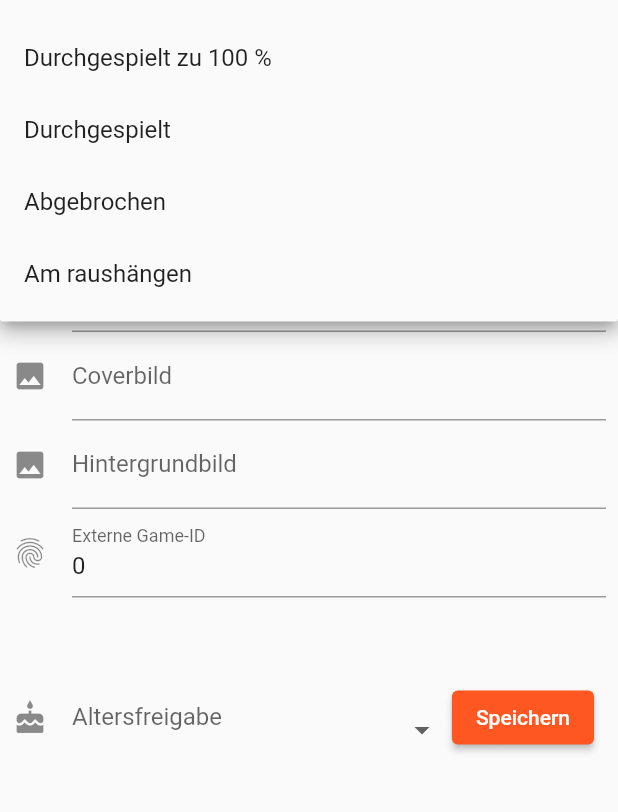
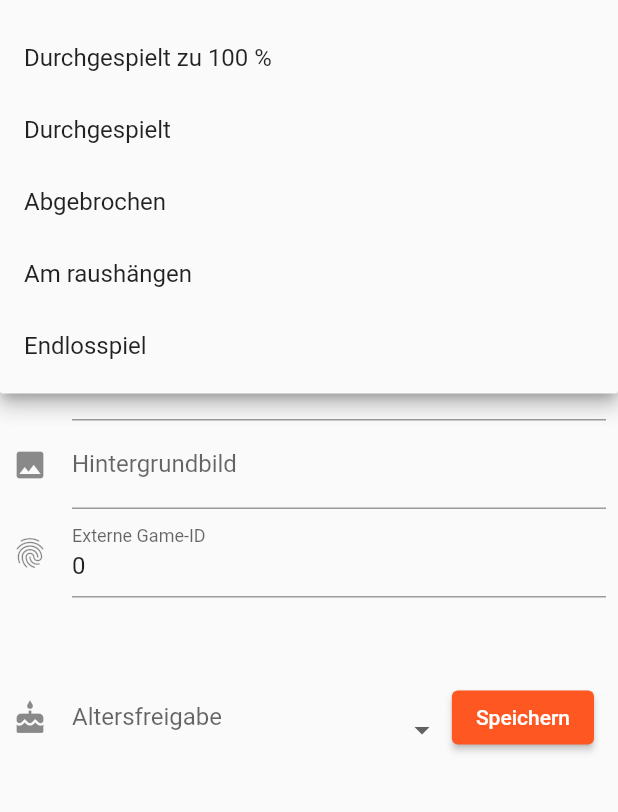
Before and after one commit to PhiliGuertler/pile-of-shame, a Flutter app: the EditGameDetails screen opened directly with empty values, after a tap on "???", on a phone screen of 412 x 824 dp, the part 391-1203 px from its top. Run offline on Flutter 3.47's test engine with Material 2 defaults, Android fonts, the phone set to English and light mode, and no system bars; our stand-ins replace cached_network_image, dropdown_button2, file_picker, share_plus.

Commit message:
added an additional state for endless games

```diff
--- a/pile_of_shame/lib/src/models/game_status.dart
+++ b/pile_of_shame/lib/src/models/game_status.dart
@@ -6,6 +6,7 @@ enum GameState {
   completed,
   cancelled,
   onWishList,
+  unfinishable,
 }
 
 class GameStates {
@@ -25,6 +26,8 @@ class GameStates {
         return 'Aktiv';
       case GameState.cancelled:
         return 'Abgebrochen';
+      case GameState.unfinishable:
+        return 'Endlosspiel';
       default:
         return '???';
     }
```
Also changed, not shown: pile_of_shame/lib/src/widgets/game_status_view.dart (+9 -0 lines), 1 other file.
